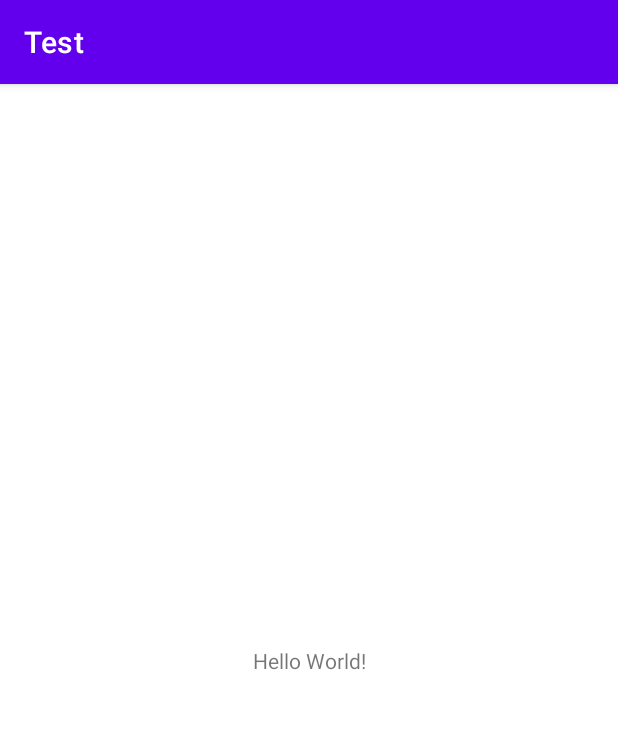
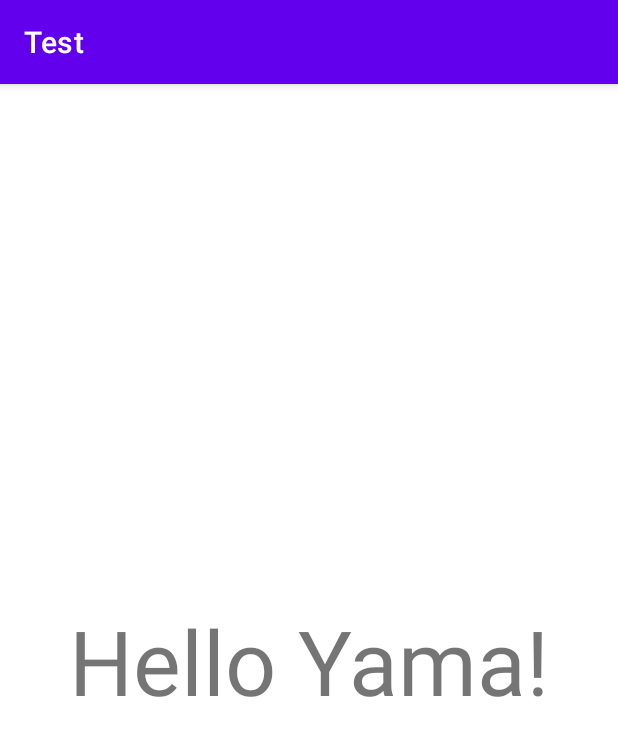
Before and after one commit to silvak23/Test, an Android app: the screen it shows after launch (MainActivity), on a phone screen of 412 x 824 dp. Shown: the top 736 px of the screen. Run offline under Robolectric (Android 15) with nearby library versions, the phone set to English and light mode, and no system bars.

Commit message:
60 New Name

```diff
--- a/app/src/main/res/layout/activity_main.xml
+++ b/app/src/main/res/layout/activity_main.xml
@@ -9,7 +9,8 @@
     <TextView
         android:layout_width="wrap_content"
         android:layout_height="wrap_content"
-        android:text="Hello World!"
+        android:text="Hello Yama!"
+        android:textSize="60dp"
         app:layout_constraintBottom_toBottomOf="parent"
         app:layout_constraintLeft_toLeftOf="parent"
         app:layout_constraintRight_toRightOf="parent"
```
